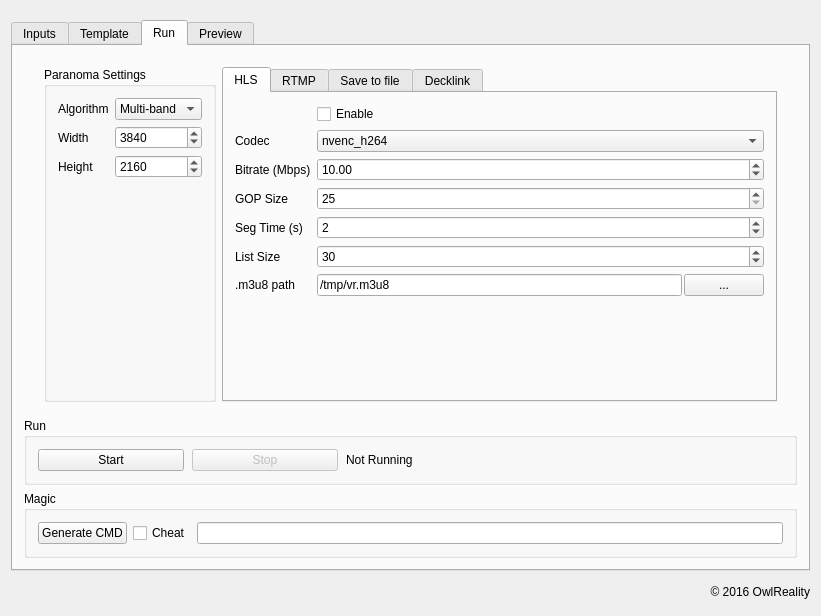
The window that apps/livestitching/mainwindow.ui (blahgeek/OpenCV-octVR) describes before a commit, drawn with Qt 5.
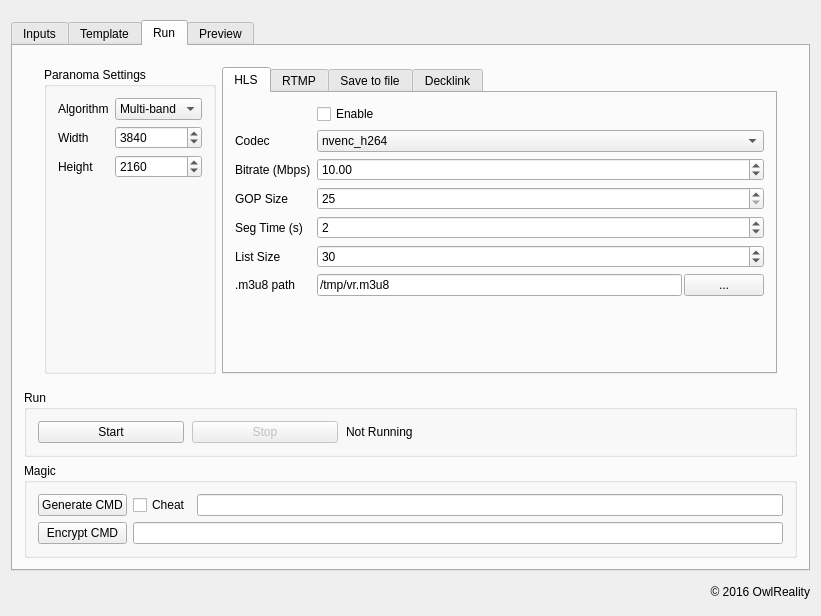
The same window after the commit. The open tabs and pages were chosen to show the change.

Commit message: We need an debug-tool encrypted arguments, right?

```diff
--- a/apps/livestitching/mainwindow.ui
+++ b/apps/livestitching/mainwindow.ui
@@ -711,22 +711,36 @@
           <property name="title">
            <string>Magic</string>
           </property>
-          <layout class="QHBoxLayout" name="horizontalLayout_8">
-           <item>
-            <widget class="QPushButton" name="pushButton_gen_cmd">
-             <property name="text">
-              <string>Generate CMD</string>
-             </property>
-            </widget>
-           </item>
-           <item>
+          <layout class="QGridLayout" name="gridLayout">
+           <item row="0" column="1">
             <widget class="QCheckBox" name="check_cheat">
              <property name="text">
               <string>Cheat</string>
              </property>
             </widget>
            </item>
-           <item>
+           <item row="1" column="0">
+            <widget class="QPushButton" name="pushButton_encrypt_cmd">
+             <property name="text">
+              <string>Encrypt CMD</string>
+             </property>
+            </widget>
+           </item>
+           <item row="1" column="1" colspan="2">
+            <widget class="QLineEdit" name="line_cmd_encrypted">
+             <property name="readOnly">
+              <bool>true</bool>
+             </property>
+            </widget>
+           </item>
+           <item row="0" column="0">
+            <widget class="QPushButton" name="pushButton_gen_cmd">
+             <property name="text">
+              <string>Generate CMD</string>
+             </property>
+            </widget>
+           </item>
+           <item row="0" column="2">
             <widget class="QLineEdit" name="line_cmd">
              <property name="readOnly">
               <bool>true</bool>
```
The commit also changes 6 other files.
